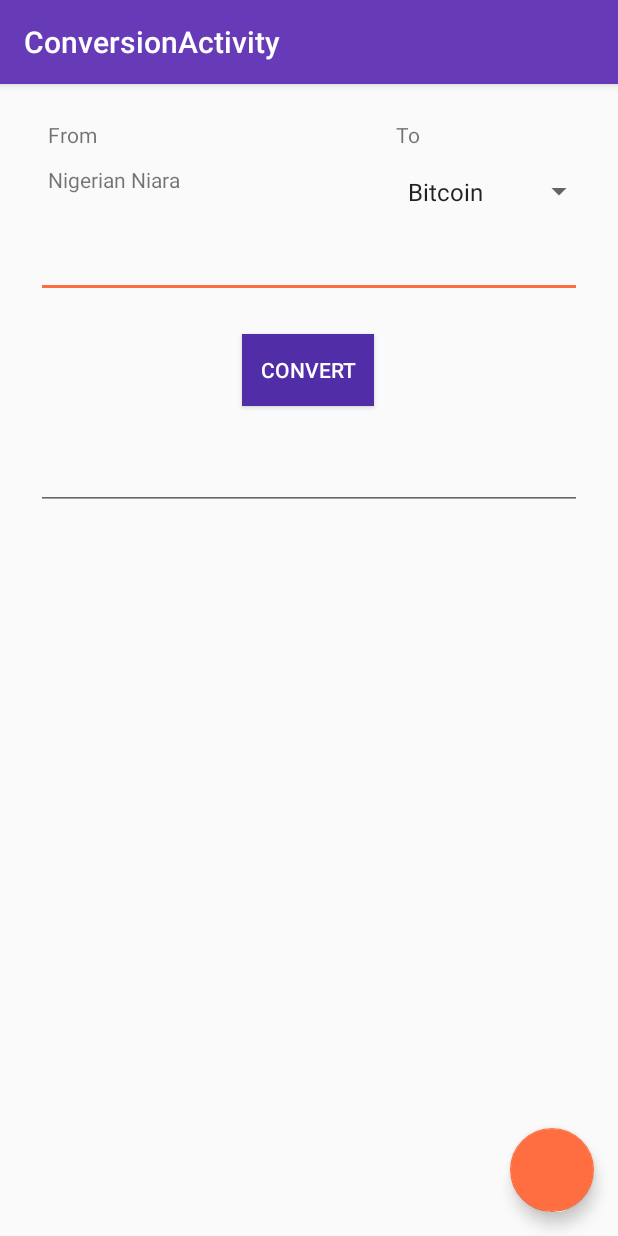
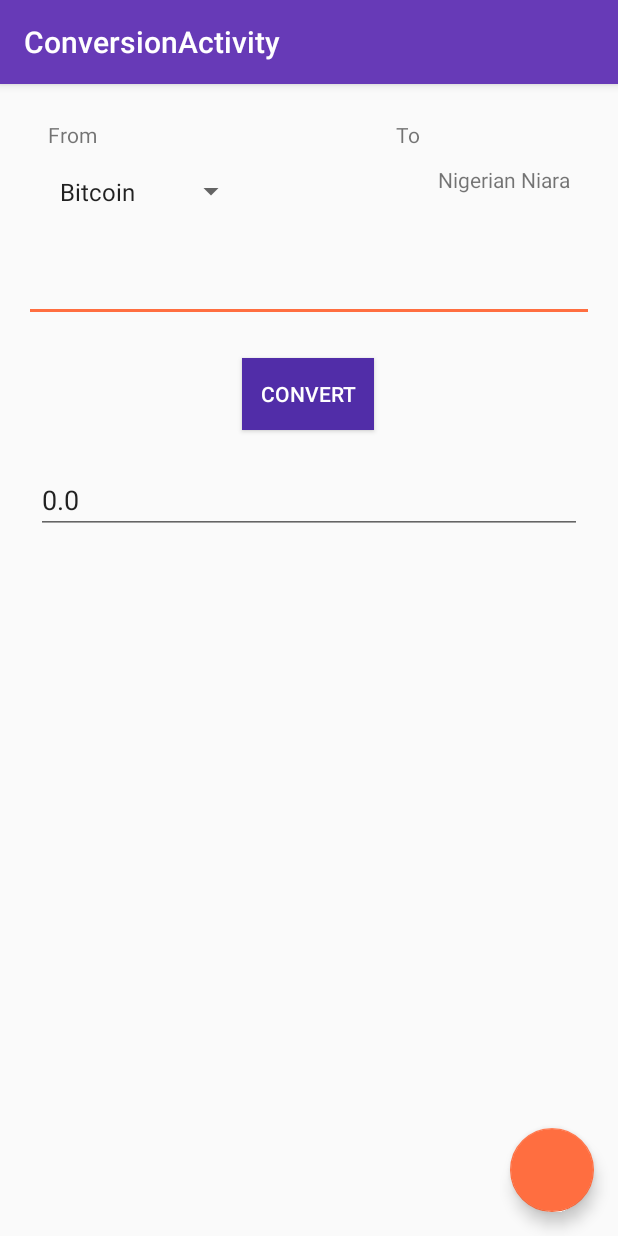
Before and after one commit to osinakayah/currency-exchange-rate, an Android app: the ConversionActivity screen opened directly, with no data from a screen before it, after a tap on an icon or button, on a phone screen of 412 x 824 dp. Run offline under Robolectric (Android 15) with nearby library versions, the phone set to English and light mode, and no system bars; libraries missing offline, so code that uses them is left out: com.transitionseverywhere, net.steamcrafted.materialiconlib; network calls fail; 6 statements that could not run were skipped; 2 other taps on this screen came first.

Commit message:
completed the application

```diff
--- a/app/build.gradle
+++ b/app/build.gradle
@@ -36,5 +36,7 @@ dependencies {
     compile 'com.android.volley:volley:1.0.0'
     compile 'org.greenrobot:eventbus:3.0.0'
     compile 'com.android.support:cardview-v7:26.0.1'
+
+    compile "com.andkulikov:transitionseverywhere:1.7.6"
     testCompile 'junit:junit:4.12'
 }
--- a/app/src/main/java/com/protoype/osindex/currencyexchange/activities/ConversionActivity.java
+++ b/app/src/main/java/com/protoype/osindex/currencyexchange/activities/ConversionActivity.java
@@ -6,16 +6,31 @@ import android.os.Bundle;
 import android.support.design.widget.FloatingActionButton;
 import android.support.v7.app.AppCompatActivity;
 import android.support.v7.widget.Toolbar;
+import android.util.Log;
+import android.view.Gravity;
 import android.view.View;
+import android.view.ViewGroup;
+import android.widget.AdapterView;
 import android.widget.ArrayAdapter;
+
+import com.protoype.osindex.currencyexchange.models.RealWorldCurrency;
+import com.protoype.osindex.currencyexchange.util.ConversionManager;
+import com.transitionseverywhere.*;
+
+import android.widget.EditText;
+import android.widget.FrameLayout;
 import android.widget.Spinner;
-
+import android.widget.TextView;
 import com.protoype.osindex.currencyexchange.R;
-
 import net.steamcrafted.materialiconlib.MaterialDrawableBuilder;
 
 
-public class ConversionActivity extends AppCompatActivity {
+public class ConversionActivity extends AppCompatActivity implements AdapterView.OnItemSelectedListener{
+    private TextView txtViewrealCurrency;
+    private ConversionManager conversionManager;
+    private boolean hasSwaped;
+    private RealWorldCurrency realWorldCurrency;
+    private EditText editTextFromAmount, editTextToAmount;
 
     @Override
     protected void onCreate(Bundle savedInstanceState) {
@@ -24,7 +39,22 @@ public class ConversionActivity extends AppCompatActivity {
         Toolbar toolbar = (Toolbar) findViewById(R.id.toolbar);
         setSupportActionBar(toolbar);
 
+        editTextFromAmount  = (EditText)findViewById(R.id.editText_from_amount);
+        editTextToAmount    = (EditText)findViewById(R.id.editText_to_amount);
+
+        hasSwaped = false;
+
+        this.realWorldCurrency = RealWorldCurrency.findById(RealWorldCurrency.class, getIntent().getLongExtra("REAL_CURRENCY_ID", -1l));
+
+        this.txtViewrealCurrency = (TextView)findViewById(R.id.textiew_real_currency_conversion_name);
+        this.txtViewrealCurrency.setText(this.realWorldCurrency.getFullname());
+
+        conversionManager = new ConversionManager();
+
+        conversionManager.setFromRate(Double.parseDouble(realWorldCurrency.getExchangeRateAgainstBTC()), hasSwaped);
+
         Spinner crytoCurrenciesSpinner = (Spinner)findViewById(R.id.cryptocurrency_spinner);
+        crytoCurrenciesSpinner.setOnItemSelectedListener(this);
         ArrayAdapter<CharSequence> charSequenceArrayAdapter = ArrayAdapter.createFromResource(this, R.array.cryptocurrencies_array,
                 android.R.layout.simple_spinner_item);
         charSequenceArrayAdapter.setDropDownViewResource(android.R.layout.simple_spinner_dropdown_item);
@@ -38,12 +68,73 @@ public class ConversionActivity extends AppCompatActivity {
 
         FloatingActionButton fab = (FloatingActionButton) findViewById(R.id.switch_between_crypto_and_real_currencies);
         fab.setImageDrawable(fabSwitchDrawableIcon);
+
+
         fab.setOnClickListener(new View.OnClickListener() {
             @Override
             public void onClick(View view) {
 
+                if(hasSwaped){
+                    switchCurrenciesBack();
+                }else{
+                    switchCurencies();
+                }
+                conversionManager.setFromRate(hasSwaped);
             }
         });
     }
+    private void switchCurencies(){
+        final ViewGroup transitionsContainer = (FrameLayout)findViewById(R.id.frameLayoutCurrencyConversion);
+        final TextView realCurrency = (TextView)findViewById(R.id.textiew_real_currency_conversion_name);
+        final Spinner crytoCurrenciesSpinner = (Spinner)findViewById(R.id.cryptocurrency_spinner);
 
+        TransitionManager.beginDelayedTransition(transitionsContainer, new ChangeBounds().setPathMotion(new ArcMotion()).setDuration(500));
+
+        FrameLayout.LayoutParams realCurrencyLayoutParams = (FrameLayout.LayoutParams)realCurrency.getLayoutParams();
+        FrameLayout.LayoutParams cryptoSpinnerLayoutParams = (FrameLayout.LayoutParams)crytoCurrenciesSpinner.getLayoutParams();
+
+        realCurrencyLayoutParams.gravity = Gravity.RIGHT;
+        cryptoSpinnerLayoutParams.gravity = Gravity.LEFT;
+
+        realCurrency.setLayoutParams(realCurrencyLayoutParams);
+        crytoCurrenciesSpinner.setLayoutParams(cryptoSpinnerLayoutParams);
+        hasSwaped = true;
+    }
+    private void switchCurrenciesBack(){
+        final ViewGroup transitionsContainer = (FrameLayout)findViewById(R.id.frameLayoutCurrencyConversion);
+        final TextView realCurrency = (TextView)findViewById(R.id.textiew_real_currency_conversion_name);
+        final Spinner crytoCurrenciesSpinner = (Spinner)findViewById(R.id.cryptocurrency_spinner);
+
+        TransitionManager.beginDelayedTransition(transitionsContainer, new ChangeBounds().setPathMotion(new ArcMotion()).setDuration(500));
+
+        FrameLayout.LayoutParams realCurrencyLayoutParams = (FrameLayout.LayoutParams)realCurrency.getLayoutParams();
+        FrameLayout.LayoutParams cryptoSpinnerLayoutParams = (FrameLayout.LayoutParams)crytoCurrenciesSpinner.getLayoutParams();
+
+        realCurrencyLayoutParams.gravity = Gravity.LEFT;
+        cryptoSpinnerLayoutParams.gravity = Gravity.RIGHT;
+
+        realCurrency.setLayoutParams(realCurrencyLayoutParams);
+        crytoCurrenciesSpinner.setLayoutParams(cryptoSpinnerLayoutParams);
+        hasSwaped=false;
+    }
+
+    public void convertCurrency(View view){
+        double amount = Double.parseDouble(editTextFromAmount.getText().toString());
+        editTextToAmount.setText(Double.toString(conversionManager.convert(amount)));
+    }
+
+    @Override
+    public void onItemSelected(AdapterView<?> parent, View view, int position, long id) {
+        if(position == 0){
+            conversionManager.setFromRate(Double.parseDouble(realWorldCurrency.getExchangeRateAgainstBTC()), hasSwaped);
+        }
+        else if(position == 1){
+            conversionManager.setFromRate(Double.parseDouble(realWorldCurrency.getExchangeRateAgainstEth()), hasSwaped);
+        }
+    }
+
+    @Override
+    public void onNothingSelected(AdapterView<?> parent) {
+
+    }
 }
--- a/app/src/main/java/com/protoype/osindex/currencyexchange/activities/MainActivity.java
+++ b/app/src/main/java/com/protoype/osindex/currencyexchange/activities/MainActivity.java
@@ -34,6 +34,7 @@ public class MainActivity extends AppCompatActivity implements CurrencyClickList
     public void onItemClick(View view, int pos) {
         RealWorldCurrency realWorldCurrency = realWorldCurrencies.get(pos);
         Intent intent = new Intent(this, ConversionActivity.class);
+        intent.putExtra("REAL_CURRENCY_ID", realWorldCurrency.getId());
         startActivity(intent);
     }
 
--- a/app/src/main/java/com/protoype/osindex/currencyexchange/networks/CurrencyExchangeRate.java
+++ b/app/src/main/java/com/protoype/osindex/currencyexchange/networks/CurrencyExchangeRate.java
@@ -54,6 +54,7 @@ public class CurrencyExchangeRate {
         }, new Response.ErrorListener() {
             @Override
             public void onErrorResponse(VolleyError error) {
+                EventBus.getDefault().post(new RefreshCompletedEvent());
                 Log.i(CurrencyExchangeRate.class.getName(), error.toString());
             }
         });
@@ -86,9 +87,9 @@ public class CurrencyExchangeRate {
 
 
                     if(cryptoCurrency == ETHEREUM){
-                        realWorldCurrency.setExchangeRateAgainstEth(Double.parseDouble(val));
+                        realWorldCurrency.setExchangeRateAgainstEth(1/(Double.parseDouble(val)));
                     }else if(cryptoCurrency == BITCOIN){
-                        realWorldCurrency.setExchangeRateAgainstBTC(Double.parseDouble(val));
+                        realWorldCurrency.setExchangeRateAgainstBTC(1/(Double.parseDouble(val)));
                     }
 
                     realWorldCurrency.save();
--- /dev/null
+++ b/app/src/main/java/com/protoype/osindex/currencyexchange/util/ConversionManager.java
@@ -0,0 +1,31 @@
+package com.protoype.osindex.currencyexchange.util;
+
+/**
+ * Created by osindex on 10/28/17.
+ */
+
+public class ConversionManager {
+    private double fromRate;
+
+    public double convert(double amount){
+        return fromRate * amount;
+    }
+
+    public void setFromRate(double fromRate, boolean isSwapped) {
+        if(isSwapped){
+            this.fromRate = (1/fromRate);
+        }else{
+            this.fromRate = fromRate;
+        }
+    }
+
+    public ConversionManager(){
+        fromRate = 0d;
+    }
+
+    public void setFromRate(boolean isSwapped){
+        if(isSwapped){
+            this.fromRate = (1/fromRate);
+        }
+    }
+}
--- a/app/src/main/res/layout/content_conversion.xml
+++ b/app/src/main/res/layout/content_conversion.xml
@@ -31,31 +31,22 @@
         app:layout_constraintRight_toRightOf="parent"
         android:layout_marginEnd="132dp" />
 
-    <TextView
-        android:id="@+id/textView3"
-        android:layout_width="wrap_content"
-        android:layout_height="35dp"
-        android:text="Nigerian Niara"
-        app:layout_constraintLeft_toLeftOf="@+id/textView"
-        app:layout_constraintTop_toBottomOf="@+id/textView" />
-
     <EditText
-        android:id="@+id/editText"
-        android:layout_width="0dp"
+        android:id="@+id/editText_from_amount"
+        android:layout_width="match_parent"
         android:layout_height="wrap_content"
+        android:layout_marginLeft="16dp"
+        android:layout_marginRight="16dp"
         android:ems="10"
         android:inputType="numberDecimal"
         app:layout_constraintHorizontal_bias="0.0"
         app:layout_constraintLeft_toLeftOf="parent"
         app:layout_constraintRight_toRightOf="parent"
-        android:layout_marginLeft="24dp"
-        android:layout_marginRight="24dp"
-        android:layout_marginStart="24dp"
-        android:layout_marginEnd="24dp"
-        android:layout_marginTop="8dp"
-        app:layout_constraintTop_toBottomOf="@+id/cryptocurrency_spinner" />
+        android:layout_marginTop="24dp"
+        app:layout_constraintTop_toBottomOf="@+id/frameLayoutCurrencyConversion" />
 
     <Button
+        android:onClick="convertCurrency"
         android:textColor="@color/colorWhite"
         android:background="@color/colorPrimaryDark"
         android:id="@+id/button_convert_currency"
@@ -63,35 +54,59 @@
         android:layout_height="wrap_content"
         android:layout_marginLeft="8dp"
         android:layout_marginRight="8dp"
-        android:layout_marginTop="24dp"
         android:text="Convert"
         app:layout_constraintHorizontal_bias="0.498"
         app:layout_constraintLeft_toLeftOf="parent"
         app:layout_constraintRight_toRightOf="parent"
-        app:layout_constraintTop_toBottomOf="@+id/editText"
         android:layout_marginStart="8dp"
-        android:layout_marginEnd="8dp" />
+        android:layout_marginEnd="8dp"
+        android:layout_marginTop="24dp"
+        app:layout_constraintTop_toBottomOf="@+id/editText_from_amount" />
 
     <EditText
-        android:id="@+id/editText2"
+        android:id="@+id/editText_to_amount"
         android:layout_width="0dp"
         android:layout_height="wrap_content"
-        android:layout_marginLeft="24dp"
-        android:layout_marginRight="24dp"
-        android:layout_marginTop="24dp"
         android:ems="10"
         android:inputType="numberDecimal"
+        android:layout_marginStart="24dp"
+        android:layout_marginEnd="24dp"
+        android:layout_marginRight="8dp"
+        app:layout_constraintRight_toRightOf="parent"
+        android:layout_marginLeft="8dp"
+        app:layout_constraintLeft_toLeftOf="parent"
+        android:layout_marginTop="24dp"
+        app:layout_constraintTop_toBottomOf="@+id/button_convert_currency" />
+
+    <FrameLayout
+        android:id="@+id/frameLayoutCurrencyConversion"
+        android:layout_width="match_parent"
+        android:layout_height="35dp"
+        android:layout_marginLeft="32dp"
+        android:layout_marginRight="32dp"
+        android:layout_marginTop="0dp"
         app:layout_constraintHorizontal_bias="0.0"
         app:layout_constraintLeft_toLeftOf="parent"
         app:layout_constraintRight_toRightOf="parent"
-        app:layout_constraintTop_toBottomOf="@+id/button_convert_currency"
-        android:layout_marginStart="24dp"
-        android:layout_marginEnd="24dp" />
+        app:layout_constraintTop_toBottomOf="@+id/textView">
+
+        <TextView
+            android:id="@+id/textiew_real_currency_conversion_name"
+            android:layout_width="wrap_content"
+            android:layout_height="35dp"
+            android:layout_gravity="left"
+            android:text="Nigerian Niara"
+            app:layout_constraintLeft_toLeftOf="@+id/textView"
+            app:layout_constraintTop_toBottomOf="@+id/textView" />
 
         <Spinner
             android:id="@+id/cryptocurrency_spinner"
             android:layout_width="wrap_content"
             android:layout_height="35dp"
+            android:layout_gravity="right"
             app:layout_constraintLeft_toLeftOf="@+id/textView2"
             app:layout_constraintTop_toBottomOf="@+id/textView2" />
+
+    </FrameLayout>
+
 </android.support.constraint.ConstraintLayout>
```
Lines whose indentation alone changed are shown as unchanged.
